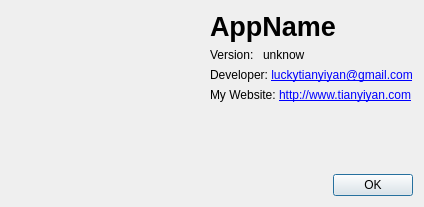
First picture: the form in aboutdialog.ui, repository ty0x2333/TyLauncher, before the edit.
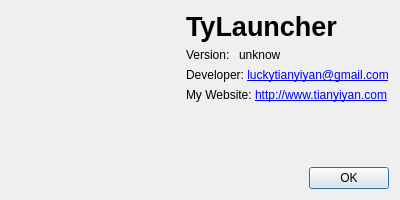
Second picture: the form after the edit. Icons and pictures are not drawn.

Commit message: M  AboutDialog && AppConfigDialog UI File.

The edit to the form file:
```diff
--- a/aboutdialog.ui
+++ b/aboutdialog.ui
@@ -6,8 +6,8 @@
    <rect>
     <x>0</x>
     <y>0</y>
-    <width>424</width>
-    <height>207</height>
+    <width>400</width>
+    <height>200</height>
    </rect>
   </property>
   <property name="windowTitle">
@@ -50,7 +50,7 @@
           </font>
          </property>
          <property name="text">
-          <string>AppName</string>
+          <string>TyLauncher</string>
          </property>
         </widget>
        </item>
```
Left out of the diff: 23 changed lines with no effect on the pictures. The commit also changes 2 other files.
